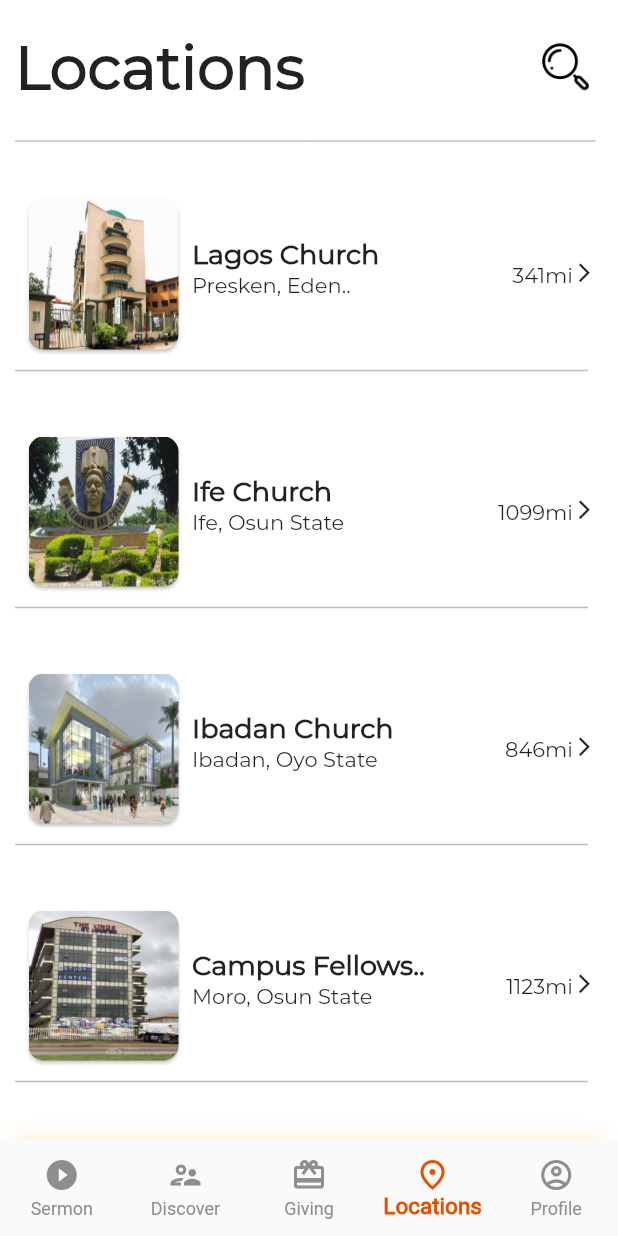
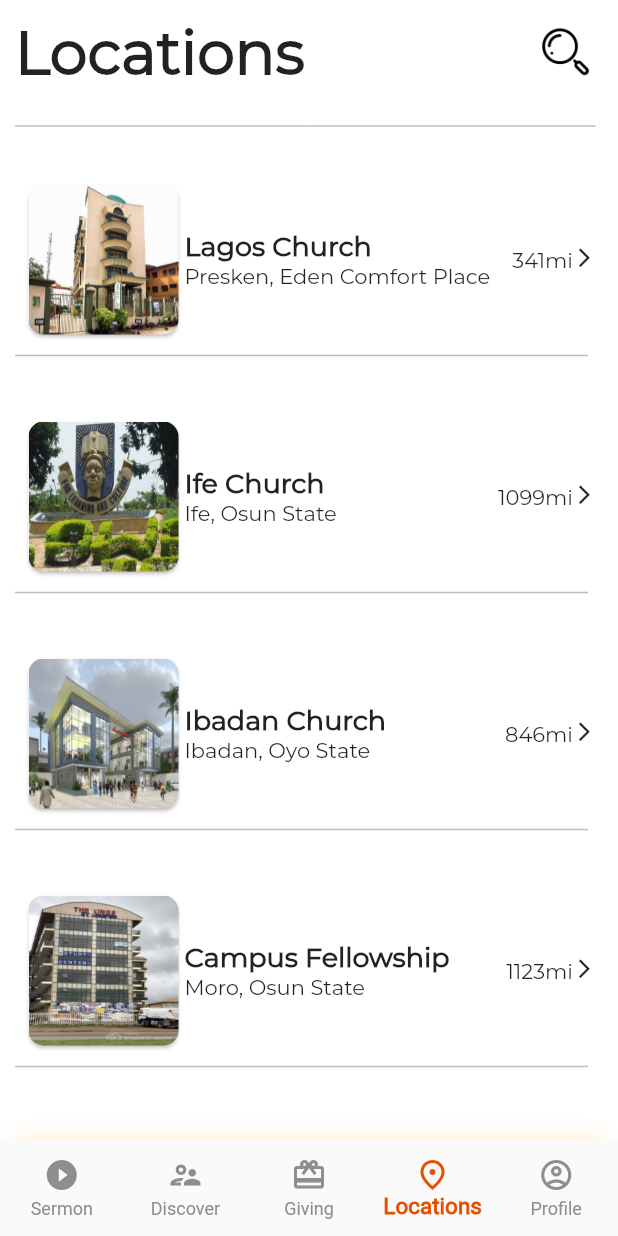
Before and after one commit to Pils36/flutter_communioncc, a Flutter app: the screen it shows after launch, swiped to page 4, on a phone screen of 412 x 824 dp. Run offline on Flutter 3.47's test engine with Material 2 defaults, Android fonts, the light colour scheme and no system bars; our stand-ins replace audioplayers, google_fonts; missing offline and left inert: flutter_share; network calls fail.

Commit message:
new commit

```diff
--- a/lib/screens/location_screen.dart
+++ b/lib/screens/location_screen.dart
@@ -9,11 +9,9 @@ class LocationScreen extends StatelessWidget {
         physics: ClampingScrollPhysics(),
         children: [
           Padding(
-            padding: EdgeInsets.only(top: 20.0, left: 10.0, right: 15.0),
+            padding: EdgeInsets.only(top: 10.0, left: 10.0, right: 15.0),
             child: Column(
               crossAxisAlignment: CrossAxisAlignment.start,
-              children: [
-                Wrap(
               children: [
                 Row(
                   mainAxisAlignment: MainAxisAlignment.spaceBetween,
@@ -39,8 +37,6 @@ class LocationScreen extends StatelessWidget {
                 ),
               ],
             ),
-              ],
-            ),
           ),
           ChurchCentres(),
         ],
--- a/lib/widgets/location_info.dart
+++ b/lib/widgets/location_info.dart
@@ -11,12 +11,9 @@ class _ChurchCentresState extends State<ChurchCentres> {
     return Container(
       // color: Colors.grey[200],
       padding: EdgeInsets.only(left: 15.0, top: 10.0, right: 15.0),
-      child: Wrap(
-        children: [
-          Row(
+      child: Row(
         mainAxisAlignment: MainAxisAlignment.spaceBetween,
-            children: [
-              Wrap(
+        crossAxisAlignment: CrossAxisAlignment.center,
         children: [
           Card(
             semanticContainer: true,
@@ -31,8 +28,7 @@ class _ChurchCentresState extends State<ChurchCentres> {
               height: 100.0,
             ),
           ),
-                  Container(
-                    margin: EdgeInsets.only(top: 30.0, left: 5.0),
+          Expanded(
             child: Column(
               crossAxisAlignment: CrossAxisAlignment.start,
               children: [
@@ -57,8 +53,6 @@ class _ChurchCentresState extends State<ChurchCentres> {
               ],
             ),
           ),
-                ],
-              ),
           Row(
             crossAxisAlignment: CrossAxisAlignment.start,
             children: [
@@ -67,8 +61,6 @@ class _ChurchCentresState extends State<ChurchCentres> {
                 Icons.arrow_forward_ios,
                 size: 15,
               )
-                ],
-              ),
             ],
           ),
         ],
@@ -82,8 +74,8 @@ class _ChurchCentresState extends State<ChurchCentres> {
       child: Column(
         mainAxisAlignment: MainAxisAlignment.start,
         children: [
-          newLocation(
-              "assets/presken.JPG", "Lagos Church", "Presken, Eden..", "341mi"),
+          newLocation("assets/presken.JPG", "Lagos Church",
+              "Presken, Eden Comfort Place", "341mi"),
           Padding(
             padding: const EdgeInsets.only(
               left: 10.0,
@@ -124,7 +116,7 @@ class _ChurchCentresState extends State<ChurchCentres> {
               thickness: 1.0,
             ),
           ),
-          newLocation("assets/moro.jpeg", "Campus Fellows..",
+          newLocation("assets/moro.jpeg", "Campus Fellowship",
               "Moro, Osun State", "1123mi"),
           Padding(
             padding: const EdgeInsets.only(
```
Lines whose indentation alone changed are shown as unchanged.
